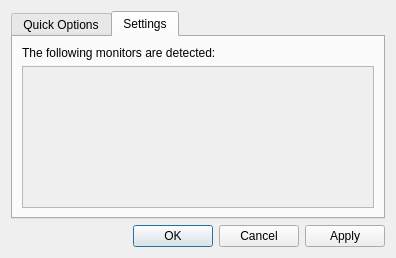
lxqt/lxqt-config, file mainwindow.ui: the form before one commit.
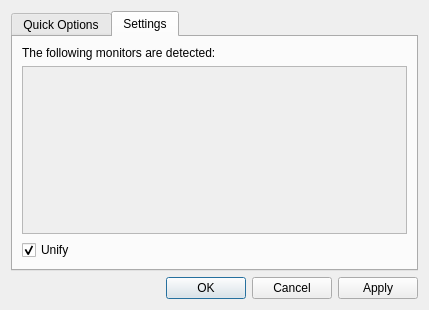
The form after the commit.

Patch:
```diff
--- a/mainwindow.ui
+++ b/mainwindow.ui
@@ -6,8 +6,8 @@
    <rect>
     <x>0</x>
     <y>0</y>
-    <width>396</width>
-    <height>258</height>
+    <width>429</width>
+    <height>310</height>
    </rect>
   </property>
   <property name="windowTitle">
@@ -82,8 +82,8 @@
            <rect>
             <x>0</x>
             <y>0</y>
-            <width>366</width>
-            <height>158</height>
+            <width>387</width>
+            <height>160</height>
            </rect>
           </property>
           <layout class="QVBoxLayout" name="monitorLayout">
@@ -104,6 +104,16 @@
          </widget>
         </widget>
        </item>
+       <item>
+        <widget class="QCheckBox" name="unify">
+         <property name="text">
+          <string>Unify</string>
+         </property>
+         <property name="checked">
+          <bool>true</bool>
+         </property>
+        </widget>
+       </item>
       </layout>
      </widget>
     </widget>
```
Left out of the diff: 7 changed lines with no effect on the pictures.
